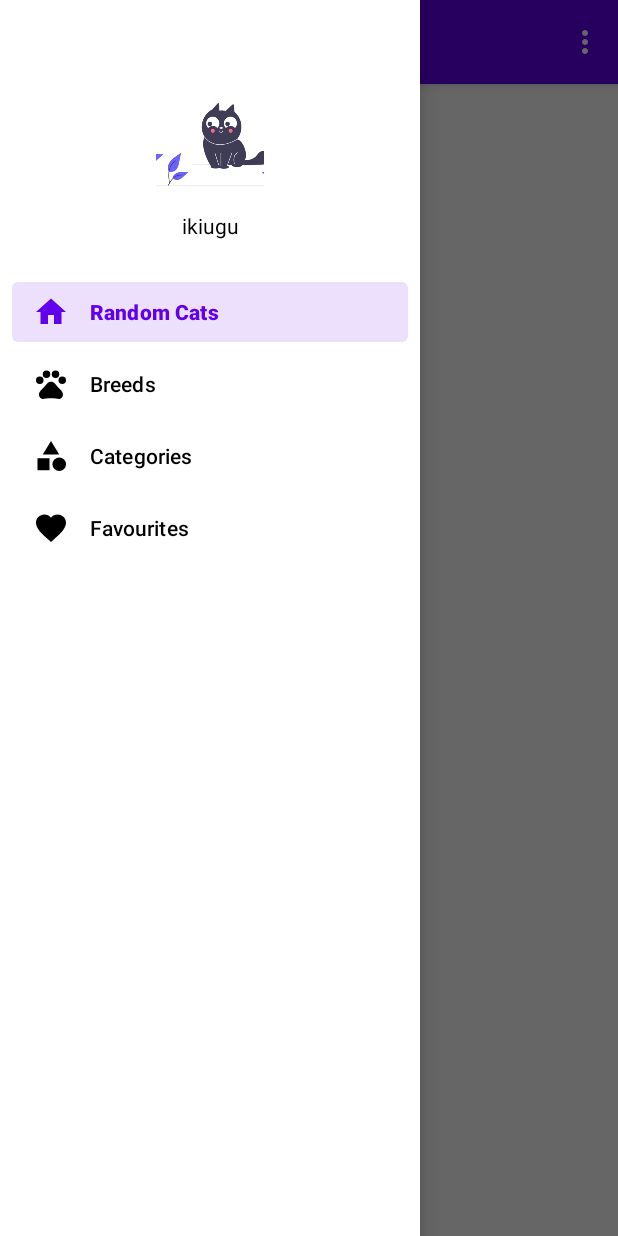
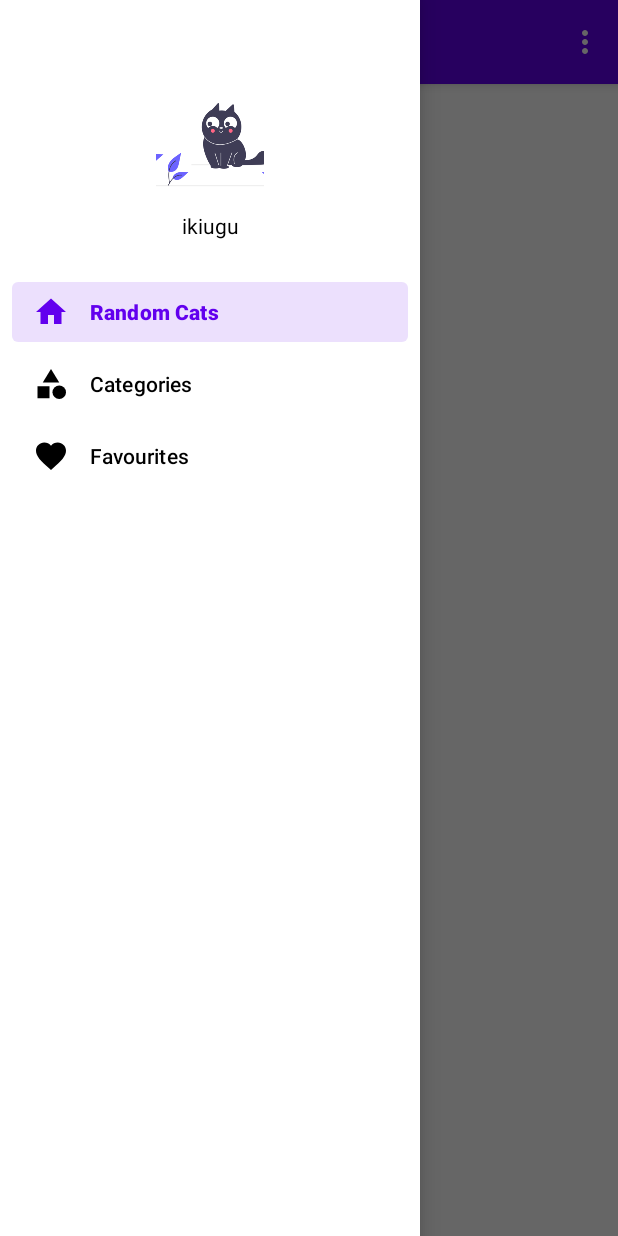
Before and after one commit to ikiugu/kitty, an Android app: the screen it shows after launch (KittyActivity), with the side drawer open, on a phone screen of 412 x 824 dp. Run offline under Robolectric (Android 15) with nearby library versions, the phone set to English and light mode, and no system bars; our stand-ins replace Dagger/Hilt's generated code, Timber, navigation-ui; network calls fail; 3 statements that could not run were skipped.

Commit message:
ui cleanup

```diff
--- a/app/src/main/java/com/ikiugu/kitty/ui/home/HomeFragment.kt
+++ b/app/src/main/java/com/ikiugu/kitty/ui/home/HomeFragment.kt
@@ -4,6 +4,7 @@ import android.os.Bundle
 import android.view.LayoutInflater
 import android.view.View
 import android.view.ViewGroup
+import android.widget.Toast
 import androidx.databinding.DataBindingUtil
 import androidx.fragment.app.Fragment
 import androidx.fragment.app.viewModels
@@ -36,6 +37,11 @@ class HomeFragment : Fragment() {
         binding.lifecycleOwner = viewLifecycleOwner
         binding.viewModel = catViewModel
 
+        Toast.makeText(
+            requireContext(),
+            "Change the default username in settings to be able to save images as favourites",
+            Toast.LENGTH_LONG
+        ).show()
         /* catViewModel.loading.observe(viewLifecycleOwner, { loading ->
              if (loading) {
                  binding.lavLoader?.playAnimation()
--- a/app/src/main/res/menu/activity_main_drawer.xml
+++ b/app/src/main/res/menu/activity_main_drawer.xml
@@ -8,10 +8,10 @@
             android:id="@+id/nav_home"
             android:icon="@drawable/ic_home"
             android:title="@string/menu_home" />
-        <item
+<!--        <item
             android:id="@+id/nav_breeds"
             android:icon="@drawable/ic_pets"
-            android:title="@string/menu_breeds" />
+            android:title="@string/menu_breeds" />-->
         <item
             android:id="@+id/nav_categories"
             android:icon="@drawable/ic_category"
```
Lines whose indentation alone changed are shown as unchanged.
